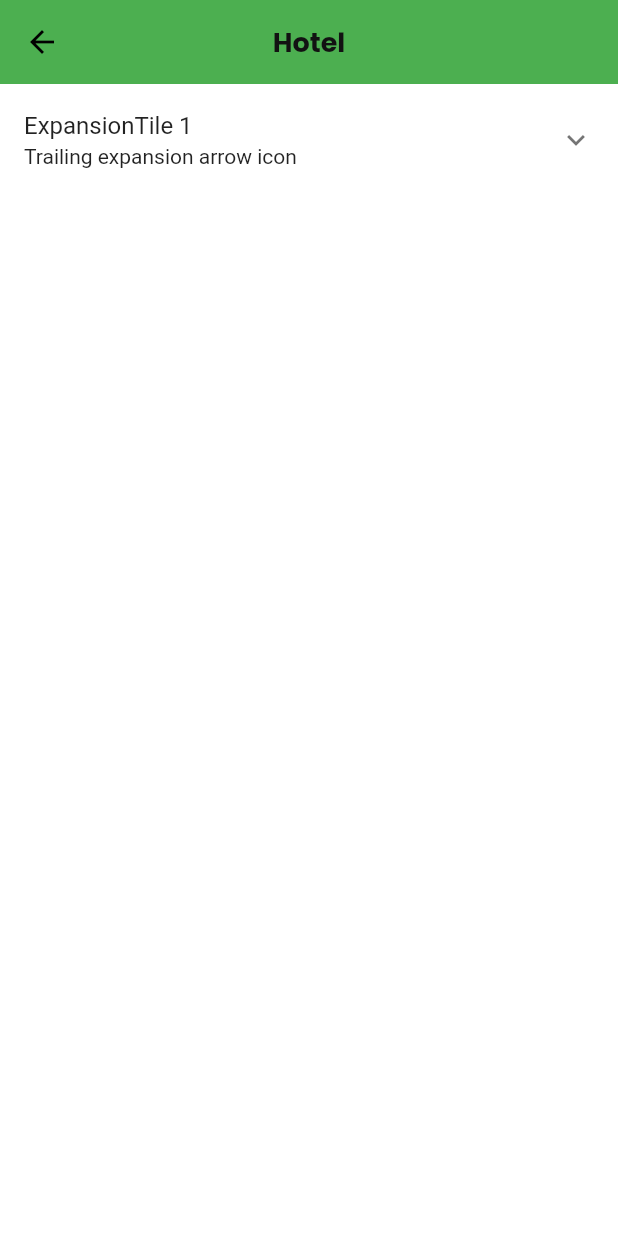
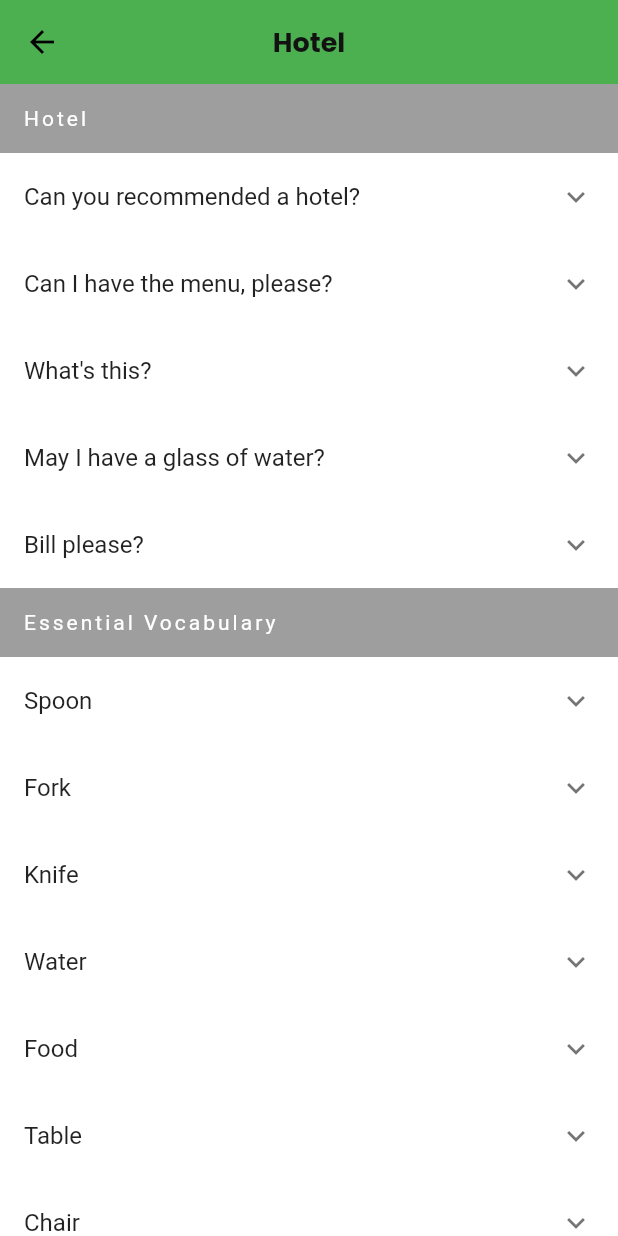
Before and after one commit to quezera97/malaysia_slang, a Flutter app: the Hotel screen opened directly, on a phone screen of 412 x 824 dp. Run offline on Flutter 3.47's test engine with Material 2 defaults, Android fonts, the phone set to English and light mode, and no system bars; our stand-ins replace audioplayers.

Commit message:
update restaurant list + create hotel list

```diff
--- a/lib/ui/choiceCard/hotel.dart
+++ b/lib/ui/choiceCard/hotel.dart
@@ -1,4 +1,6 @@
 import 'package:flutter/material.dart';
+import 'package:translator_app/ui/widget/expansionTile.dart';
+import '../class/hotelList.dart';
 
 class Hotel extends StatefulWidget {
   const Hotel({super.key});
@@ -8,6 +10,10 @@ class Hotel extends StatefulWidget {
 }
 
 class _HotelState extends State<Hotel> {
+
+  var hotelList = HotelList.hotel;
+  var vocabList = HotelList.essentialVocab;
+
   @override
   Widget build(BuildContext context) {
     return Scaffold(
@@ -34,13 +40,57 @@ class _HotelState extends State<Hotel> {
       ),
       body: SingleChildScrollView(
         child: Column(
-          children: <Widget>[
-            const ExpansionTile(
-              title: Text('ExpansionTile 1'),
-              subtitle: Text('Trailing expansion arrow icon'),
-              children: <Widget>[
-                ListTile(title: Text('This is tile number 1')),
-              ],
+          children: [
+            Container(
+              padding: const EdgeInsets.all(15.0),
+              width: MediaQuery.of(context).size.width,
+              color: Colors.grey,
+              child: Text('Hotel', style: TextStyle(
+                  color: Colors.white,
+                  letterSpacing: 2.0
+                ),
+              ),
+            ),
+
+            ListView.builder(
+              physics: NeverScrollableScrollPhysics(),
+              shrinkWrap: true,
+              itemCount: hotelList.length,
+              itemBuilder: (context, index){
+                var splittedHotelList = hotelList[index].split("+");
+
+                return ExpansionTileWidget(
+                  expansionTileTitle: splittedHotelList[0],
+                  listTileTitle: splittedHotelList[1],
+                  assetUrl: splittedHotelList[2],
+                );
+              }
+            ),
+
+            Container(
+              padding: const EdgeInsets.all(15.0),
+              width: MediaQuery.of(context).size.width,
+              color: Colors.grey,
+              child: Text('Essential Vocabulary', style: TextStyle(
+                  color: Colors.white,
+                  letterSpacing: 2.0
+                ),
+              ),
+            ),
+
+            ListView.builder(
+              physics: NeverScrollableScrollPhysics(),
+              shrinkWrap: true,
+              itemCount: vocabList.length,
+              itemBuilder: (context, index){
+                var splittedVocabList = vocabList[index].split("+");
+
+                return ExpansionTileWidget(
+                  expansionTileTitle: splittedVocabList[0],
+                  listTileTitle: splittedVocabList[1],
+                  assetUrl: splittedVocabList[2],
+                );
+              }
             ),
           ],
         ),
--- /dev/null
+++ b/lib/ui/class/hotelList.dart
@@ -0,0 +1,19 @@
+class HotelList {
+  static List<String> hotel = <String>[
+    'Can you recommended a hotel? + Hotel apa yang sedap eh? + sound/restaurant/test.mp3',
+    'Can I have the menu, please? + Bang/ Kak, menu ada tak? + sound/restaurant/test.mp3',
+    'What\'s this? + Bang/ Kak, ni apa eh? + sound/restaurant/test.mp3',
+    'May I have a glass of water? + Bang/ Kak, air kosong satu? + sound/restaurant/test.mp3',
+    'Bill please? + Kira bang/ kak? + sound/restaurant/test.mp3',
+  ];
+
+  static List<String> essentialVocab = <String>[
+    'Spoon + Sudu + sound/restaurant/test.mp3',
+    'Fork + Garfu + sound/restaurant/test.mp3',
+    'Knife + Pisau + sound/restaurant/test.mp3',
+    'Water + Air + sound/restaurant/test.mp3',
+    'Food + Makanan + sound/restaurant/test.mp3',
+    'Table + Meja + sound/restaurant/test.mp3',
+    'Chair + Kerusi + sound/restaurant/test.mp3',
+  ];
+}
--- /dev/null
+++ b/lib/ui/class/restaurantList.dart
@@ -0,0 +1,19 @@
+class RestaurantList {
+  static List<String> restaurant = <String>[
+    'Can you recommended a restaurant? + Restoran apa yang sedap eh? + sound/restaurant/test.mp3',
+    'Can I have the menu, please? + Bang/ Kak, menu ada tak? + sound/restaurant/test.mp3',
+    'What\'s this? + Bang/ Kak, ni apa eh? + sound/restaurant/test.mp3',
+    'May I have a glass of water? + Bang/ Kak, air kosong satu? + sound/restaurant/test.mp3',
+    'Bill please? + Kira bang/ kak? + sound/restaurant/test.mp3',
+  ];
+
+  static List<String> essentialVocab = <String>[
+    'Spoon + Sudu + sound/restaurant/test.mp3',
+    'Fork + Garfu + sound/restaurant/test.mp3',
+    'Knife + Pisau + sound/restaurant/test.mp3',
+    'Water + Air + sound/restaurant/test.mp3',
+    'Food + Makanan + sound/restaurant/test.mp3',
+    'Table + Meja + sound/restaurant/test.mp3',
+    'Chair + Kerusi + sound/restaurant/test.mp3',
+  ];
+}
--- a/lib/ui/widget/expansionTile.dart
+++ b/lib/ui/widget/expansionTile.dart
@@ -1,5 +1,6 @@
+// ignore_for_file: must_be_immutable
+
 import 'package:audioplayers/audioplayers.dart';
-import 'package:favorite_button/favorite_button.dart';
 import 'package:flutter/material.dart';
 import 'package:flutter/services.dart';
 import 'package:translator_app/ui/widget/snackBar.dart';
@@ -7,14 +8,15 @@ import 'package:translator_app/ui/widget/snackBar.dart';
 class ExpansionTileWidget extends StatefulWidget {
   final String expansionTileTitle;
   final String listTileTitle;
-  final String assetUrlRestaurant;
+  final String assetUrl;
 
   ExpansionTileWidget({
     super.key,
     required this.expansionTileTitle,
     required this.listTileTitle,
-    required this.assetUrlRestaurant,
+    required this.assetUrl,
   });
+
 
   @override
   _ExpansionTileWidgetState createState() => _ExpansionTileWidgetState();
@@ -27,16 +29,6 @@ class _ExpansionTileWidgetState extends State<ExpansionTileWidget> {
   Widget build(BuildContext context) {
     return ExpansionTile(
       title: Text(widget.expansionTileTitle),
-      trailing: FavoriteButton(
-        iconSize: 50,
-        isFavorite: false,
-        // iconDisabledColor: Colors.white,
-        valueChanged: (_isFavorite) {
-          if(_isFavorite == true){
-
-          }
-        },
-      ),
       children: <Widget>[
         ListTile(
           title: Text(widget.listTileTitle),
@@ -47,7 +39,7 @@ class _ExpansionTileWidgetState extends State<ExpansionTileWidget> {
                 icon: Icon(Icons.play_arrow_sharp),
                 iconSize: 30,
                 onPressed: () async {
-                  await audioPlayer.play(AssetSource(widget.assetUrlRestaurant));
+                  await audioPlayer.play(AssetSource(widget.assetUrl));
                 },
               ),
               PopupMenuButton(
```
Also changed, not shown: lib/ui/choiceCard/restaurant.dart (+33 -59 lines).
